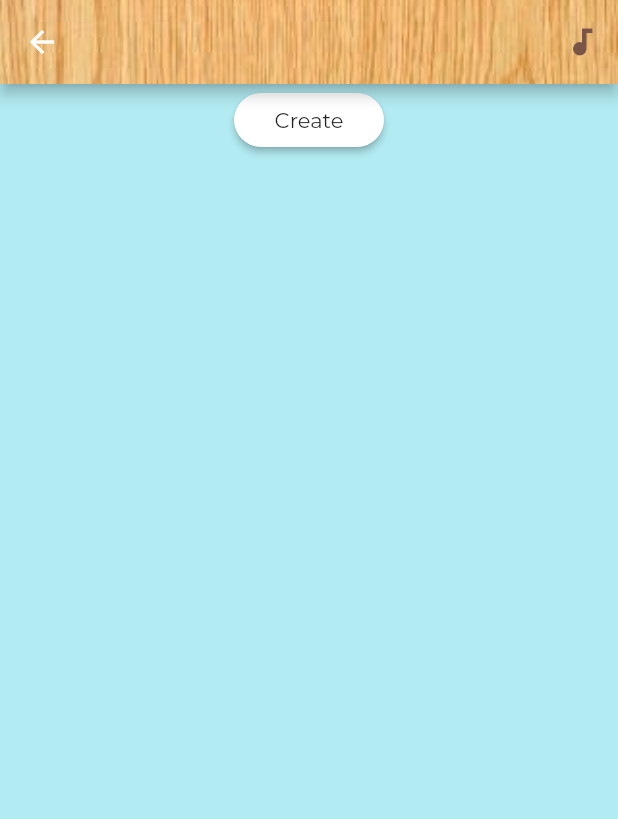
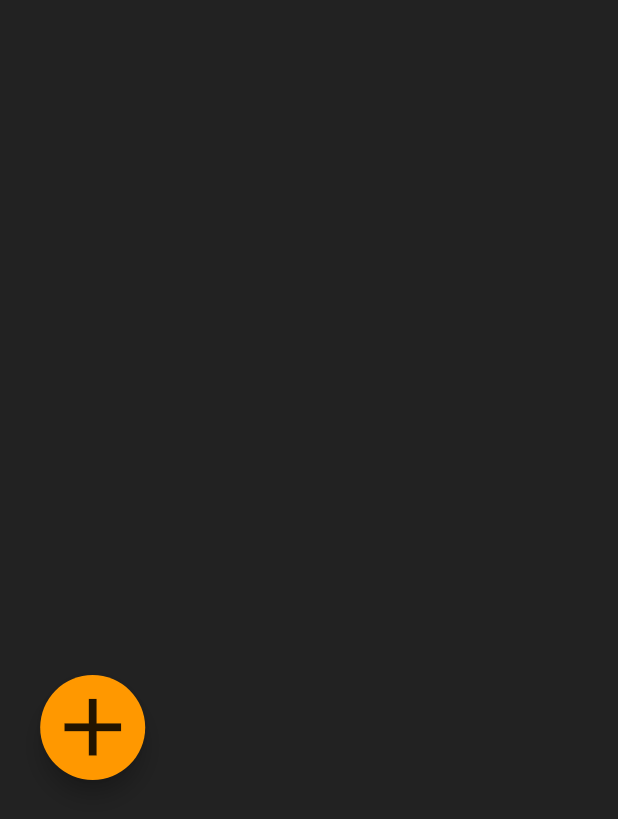
Before and after one commit to kobemhlee/chord_app, a Flutter app: the MySongs screen opened directly, on a phone screen of 412 x 824 dp. Shown: the top 819 px of the screen. Run offline on Flutter 3.47's test engine with Material 2 defaults, Android fonts, the phone set to English and light mode, and no system bars; our stand-ins replace audioplayers, getflutter.

Commit message:
// Restored the original theme, updated "My Songs" page.

```diff
--- a/lib/createpage.dart
+++ b/lib/createpage.dart
@@ -17,7 +17,7 @@ class _CreateSongs extends State<CreateSongs> {
   Widget build(BuildContext context) {
 
     return Scaffold(
-      backgroundColor: Colors.cyan[100],
+      backgroundColor: Colors.black87,
       resizeToAvoidBottomPadding: false,
       appBar: AppBar(
         // Here we take the value from the MyHomePage object that was created by
@@ -31,7 +31,7 @@ class _CreateSongs extends State<CreateSongs> {
           IconButton(
             icon: Icon(
               Icons.audiotrack,
-              color: Colors.brown,
+              color: Colors.black87,
             ),
           )],
         title: new Theme(
@@ -61,25 +61,7 @@ class _CreateSongs extends State<CreateSongs> {
         ),
       ),
       body: Center(
-        // Center is a layout widget. It takes a single child and positions it
-        // in the middle of the parent.
-        child: Column(
-          mainAxisAlignment: MainAxisAlignment.start,
-          crossAxisAlignment: CrossAxisAlignment.end,
-          children: <Widget>[
-//            new DropdownButton<String>(
-//              value: _value,
-//              items: <String>['Verse', 'Chorus', 'Bridge'].map((String _value) {
-//                return new DropdownMenuItem<String>(
-//                    child: new DropdownMenuItem(child: new Text('Add'))
-//                );
-//              }).toList(),
-//              onChanged: (String value) {
-//                setState(() => _value = value);
-//              },
-//            )
-          ],
-        ),
+
       ),
     );
   }
--- a/lib/main.dart
+++ b/lib/main.dart
@@ -1,5 +1,6 @@
 import 'package:flutter/material.dart';
 import 'package:chord_app/nestedTabBarView.dart';
+import 'package:chord_app/mysongspage.dart';
 
 void main() => runApp(MyApp());
 
@@ -85,9 +86,8 @@ class _MyHomePageState extends State<MyHomePage> with TickerProviderStateMixin {
           Center(
             child: Text("Ear Trainer Page Goes Here"),
           ),
-          Center(
-            child: Text("Song Creator Page Goes Here"),
-          )
+
+          MySongs()
         ],
         controller: _tabController,
       ),
--- a/lib/mysongspage.dart
+++ b/lib/mysongspage.dart
@@ -24,48 +24,30 @@ class _MySongs extends State<MySongs> {
 
   @override
   Widget build(BuildContext context) {
-
     return Scaffold(
-        backgroundColor: Colors.cyan[100],
+        backgroundColor: Colors.black87,
         resizeToAvoidBottomPadding: false,
-        appBar: AppBar(
-          // Here we take the value from the MyHomePage object that was created by
-          // the App.build method, and use it to set our appbar title.
-          //title: Text(widget.title, textAlign: TextAlign.center),
-          flexibleSpace: Image(
-            image: AssetImage('assets/wood.JPG'),
-            fit: BoxFit.cover,
-          ),
-          actions: <Widget>[
-            IconButton(
-              icon: Icon(
-                Icons.audiotrack,
-                color: Colors.brown,
-              ),
-            )],
-        ),
       body: Center(
         // Center is a layout widget. It takes a single child and positions it
         // in the middle of the parent.
         child: Column(
-          mainAxisAlignment: MainAxisAlignment.start,
-          crossAxisAlignment: CrossAxisAlignment.end,
+          //mainAxisAlignment: MainAxisAlignment.end,
+          //crossAxisAlignment: CrossAxisAlignment.start,
           children: <Widget>[
-            new SizedBox(
-              width: 100.0,
-              //height: 100.0,
-              child: new RaisedButton(
+            Container(
+              margin: EdgeInsets.only(top: 450, right: MediaQuery.of(context).size.width*0.7),
+              width: 70,
+              height: 70,
+              child: FloatingActionButton(
+                child: Icon(
+                    Icons.add,
+                    color: Colors.black87,
+                    size: 65,
+                ),
+                backgroundColor: Colors.orange,
                 onPressed: _goToCreateSongs,
-                child: Text(
-                    "Create",
-                    //style: Theme.of(context).textTheme.title
-                    style: TextStyle(fontFamily: 'Montserrat')
-                ),
-                shape: new RoundedRectangleBorder(borderRadius: new BorderRadius.circular(30.0)),
-                color: Colors.white,
-                highlightColor: Colors.orangeAccent,
               ),
-            ),
+            )
           ],
         ),
       ),
--- a/pubspec.yaml
+++ b/pubspec.yaml
@@ -50,7 +50,6 @@ flutter:
   # To add assets to your application, add an assets section, like this:
   assets:
     - assets/kalimba1.png
-    - chord_app_logo.png
     - assets/icon.png
     - assets/orange.png
     - assets/wood.JPG
```
Also changed, not shown: assets/chord_app_logo.png (deleted), pubspec.lock. Lines whose indentation alone changed are shown as unchanged.
